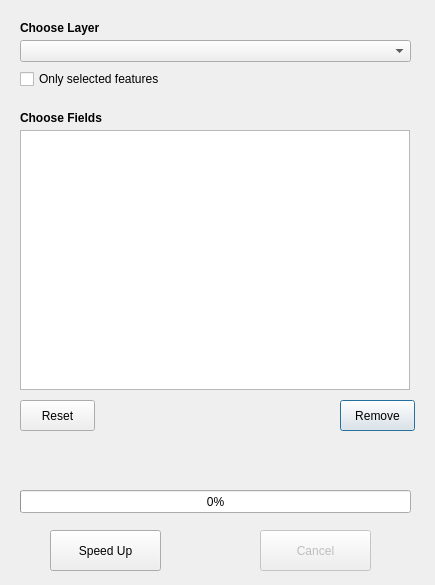
First picture: the form in SpeedyLayer_dialog_base.ui, repository MSBilgin/Speedy-Layer, before the edit.
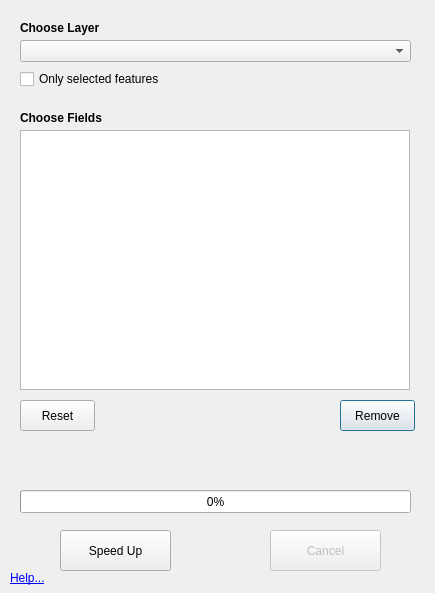
Second picture: the form after the edit. Icons and pictures are not drawn.

What changed in the file:
```diff
--- a/SpeedyLayer_dialog_base.ui
+++ b/SpeedyLayer_dialog_base.ui
@@ -7,7 +7,7 @@
     <x>0</x>
     <y>0</y>
     <width>435</width>
-    <height>585</height>
+    <height>593</height>
    </rect>
   </property>
   <property name="windowTitle">
@@ -120,7 +120,7 @@
   <widget class="QPushButton" name="btnStart">
    <property name="geometry">
     <rect>
-     <x>50</x>
+     <x>60</x>
      <y>530</y>
      <width>111</width>
      <height>41</height>
@@ -136,7 +136,7 @@
    </property>
    <property name="geometry">
     <rect>
-     <x>260</x>
+     <x>270</x>
      <y>530</y>
      <width>111</width>
      <height>41</height>
@@ -188,6 +188,22 @@
     <string>Only selected features</string>
    </property>
   </widget>
+  <widget class="QLabel" name="helpLbl">
+   <property name="geometry">
+    <rect>
+     <x>10</x>
+     <y>570</y>
+     <width>53</width>
+     <height>16</height>
+    </rect>
+   </property>
+   <property name="text">
+    <string>&lt;html&gt;&lt;head/&gt;&lt;body&gt;&lt;p&gt;&lt;a href=&quot;https://cbsuygulama.wordpress.com/2016/04/16/speedy-layer-usage/&quot;&gt;&lt;span style=&quot; text-decoration: underline; color:#0000ff;&quot;&gt;Help...&lt;/span&gt;&lt;/a&gt;&lt;/p&gt;&lt;/body&gt;&lt;/html&gt;</string>
+   </property>
+   <property name="openExternalLinks">
+    <bool>true</bool>
+   </property>
+  </widget>
  </widget>
  <resources/>
  <connections/>
```
